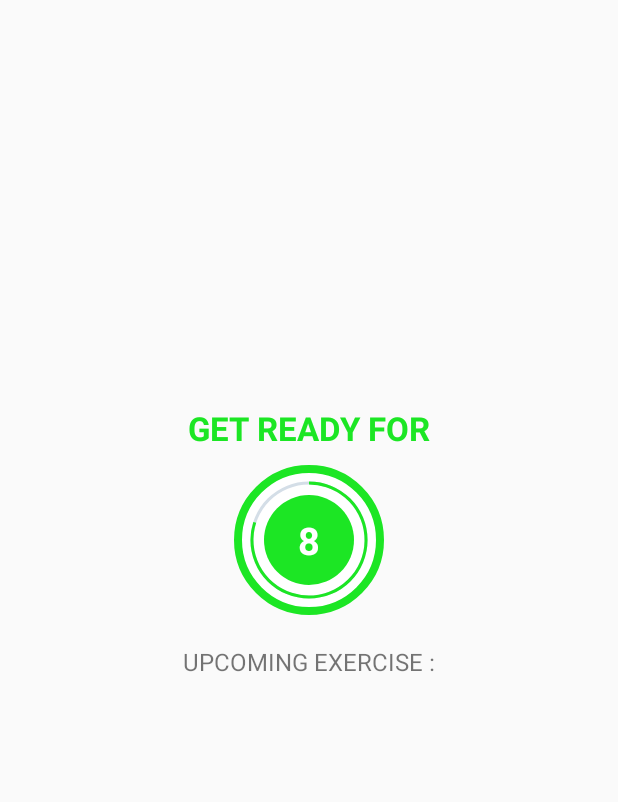
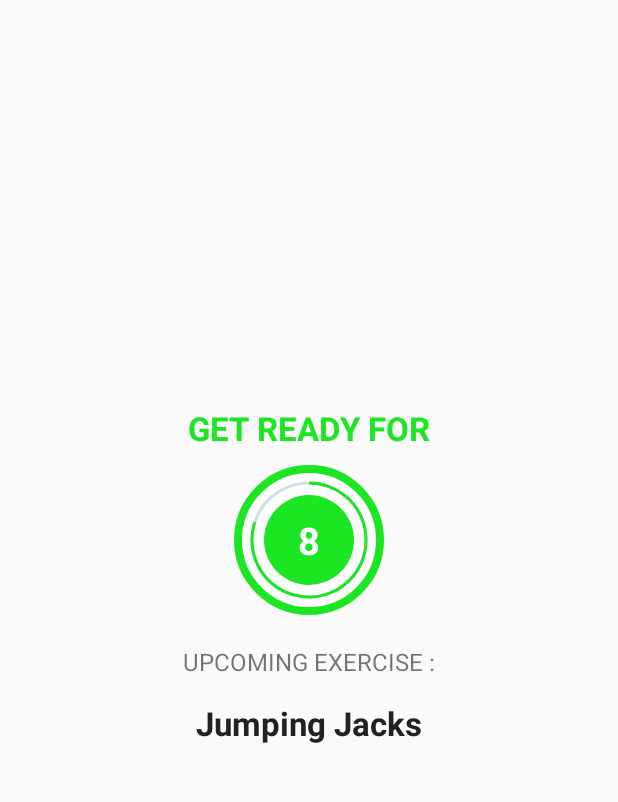
Before and after one commit to aadityamp01/7MWorkout, an Android app: the WorkoutActivity screen opened directly, with no data from a screen before it, on a phone screen of 412 x 824 dp, the part 84-886 px from its top. Run offline under Robolectric (Android 15) with nearby library versions, the phone set to English and light mode, and no system bars.

Commit message:
minor issues fixed

```diff
--- a/app/src/main/java/com/example/aaworkout/Constants.kt
+++ b/app/src/main/java/com/example/aaworkout/Constants.kt
@@ -1,4 +1,5 @@
 package com.example.aaworkout
+import java.util.*
 
 class Constants {
     companion object{
--- a/app/src/main/java/com/example/aaworkout/WorkoutActivity.kt
+++ b/app/src/main/java/com/example/aaworkout/WorkoutActivity.kt
@@ -37,9 +37,10 @@ class WorkoutActivity : AppCompatActivity() {
             onBackPressed()
         }
 
-        setupRestView()
+        exerciseList = Constants.defaultExerciseList()
 
-        exerciseList = Constants.defaultExerciseList()
+        setupRestView()    // REST View is set in this function
+
     }
 
     public override fun onDestroy() {
@@ -49,6 +50,20 @@ class WorkoutActivity : AppCompatActivity() {
         }
 
         super.onDestroy()
+    }
+
+    private fun setupRestView(){
+        binding.llRestView.visibility = View.VISIBLE
+        binding.llExerciseView.visibility = View.GONE
+
+        if(restTimer!= null){
+            restTimer!!.cancel()
+            restProgress = 0
+        }
+
+        binding.tvUpcomingExerciseName.text = exerciseList!![currentExercisePosition + 1].getName()
+
+        setRestProgressBar()
     }
 
     /**
@@ -77,24 +92,31 @@ class WorkoutActivity : AppCompatActivity() {
             override fun onFinish() {
 
                 currentExercisePosition++
+
+                exerciseList!![currentExercisePosition].setIsSelected(true)
+
                 setupExerciseView()
-                Toast.makeText(this@WorkoutActivity, "Here we will add exercise", Toast.LENGTH_SHORT).show()
             }
         }.start()
     }
 
-    private fun setupRestView(){
-        binding.llRestView.visibility = View.VISIBLE
-        binding.llExerciseView.visibility = View.GONE
 
-        if(restTimer!= null){
-            restTimer!!.cancel()
-            restProgress = 0
+
+    private fun setupExerciseView(){
+
+        binding.llRestView.visibility = View.GONE
+        binding.llExerciseView.visibility = View.VISIBLE
+
+
+        if(exerciseTimer!= null){
+            exerciseTimer!!.cancel()
+            exerciseProgress = 0
         }
 
-        binding.tvUpcomingExerciseName.text = exerciseList!![currentExercisePosition+1].toString()
+        binding.ivImage.setImageResource(exerciseList!![currentExercisePosition].getImage()) // getImage is used to get image form exercise model
+        binding.tvExerciseName.text = exerciseList!![currentExercisePosition].getName()
 
-        setRestProgressBar()
+        setExerciseProgressBar()
     }
 
     private fun setExerciseProgressBar() {
@@ -109,7 +131,10 @@ class WorkoutActivity : AppCompatActivity() {
             }
 
             override fun onFinish() {
-                if(currentExercisePosition < exerciseList?.size!! - 1){
+                exerciseList!![currentExercisePosition].setIsSelected(false) // exercise is completed so selection is set to false
+                exerciseList!![currentExercisePosition].setIsCompleted(true) // updating in the list that this exercise is completed
+
+                if(currentExercisePosition < 11){
                     setupRestView()
                 }else {
 
@@ -123,21 +148,5 @@ class WorkoutActivity : AppCompatActivity() {
         } .start()
     }
 
-    private fun setupExerciseView(){
-
-        binding.llRestView.visibility = View.GONE
-        binding.llExerciseView.visibility = View.VISIBLE
-
-
-        if(exerciseTimer!= null){
-            exerciseTimer!!.cancel()
-            exerciseProgress = 0
-        }
-
-        setExerciseProgressBar()
-
-        binding.ivImage.setImageResource(exerciseList!![currentExercisePosition].getImage()) // getimage is used to get image form exercise model
-        binding.tvExerciseName.text = exerciseList!![currentExercisePosition].getName()
-    }
 
 }
--- a/app/src/main/res/layout/activity_workout.xml
+++ b/app/src/main/res/layout/activity_workout.xml
@@ -109,14 +109,14 @@
             android:layout_weight="1"
             android:contentDescription="@string/exercise_image"
             android:scaleType="fitXY"
-            tools:src="@drawable/ic_jumping_jacks"/>
+            android:src="@drawable/ic_jumping_jacks"/>
 
         <TextView
             android:id="@+id/tvExerciseName"
             android:layout_width="wrap_content"
             android:layout_height="wrap_content"
             android:layout_marginTop="15dp"
-            android:textColor="#212121"
+            android:textColor="@color/black"
             android:textSize="22sp"
             android:textStyle="bold"
             tools:text="Exercise Name" />
```
